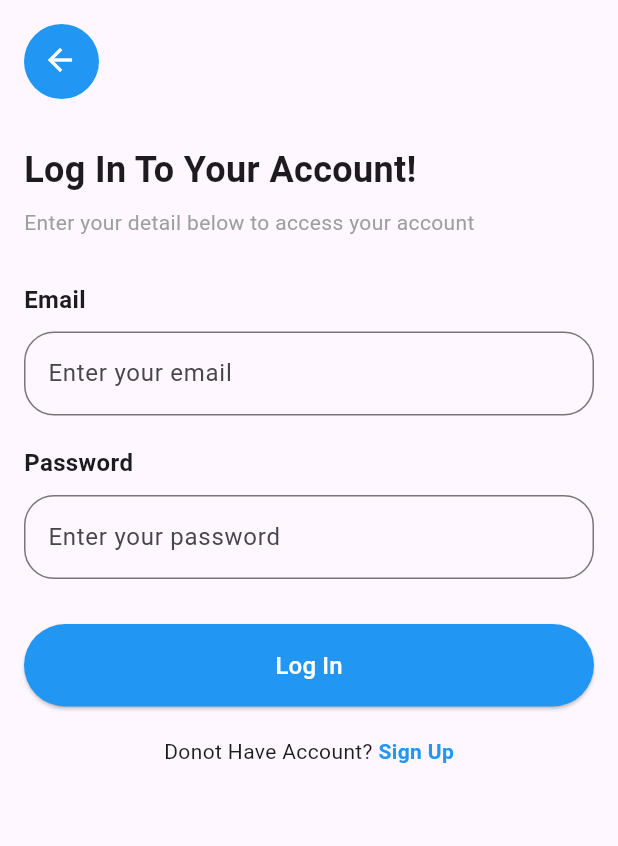
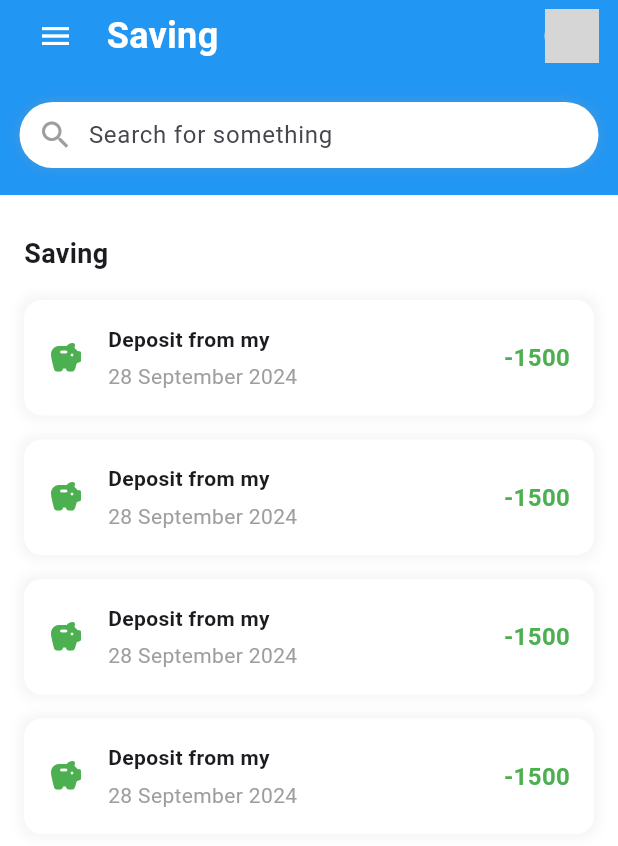
Before and after one commit to musharrafhamraz/Wajid-Project-Frontend, a Flutter app: the screen it shows after launch, on a phone screen of 412 x 824 dp. Shown: the top 846 px of the screen. Run offline on Flutter 3.47's test engine with Material 3 defaults, Android fonts, the light colour scheme and no system bars; grey boxes are pictures that could not be loaded.

Commit message:
saving, expense and income pages added.

```diff
--- a/lib/main.dart
+++ b/lib/main.dart
@@ -1,4 +1,7 @@
 import 'package:flutter/material.dart';
+import 'package:wajid_project/screens/expenses_page.dart';
+import 'package:wajid_project/screens/income_page.dart';
+import 'package:wajid_project/screens/saving_screen.dart';
 import 'package:wajid_project/screens/splash_screen.dart';
 
 void main() {
@@ -12,7 +15,7 @@
   @override
   Widget build(BuildContext context) {
     return const MaterialApp(
-      home: SplashScreen(),
+      home: SavingPage(),
     );
   }
 }
--- /dev/null
+++ b/lib/screens/saving_screen.dart
@@ -0,0 +1,167 @@
+import 'package:flutter/material.dart';
+
+class SavingPage extends StatefulWidget {
+  const SavingPage({super.key});
+
+  @override
+  State<SavingPage> createState() => _SavingPageState();
+}
+
+class _SavingPageState extends State<SavingPage> {
+  @override
+  Widget build(BuildContext context) {
+    return Scaffold(
+      extendBodyBehindAppBar: true,
+      backgroundColor: Colors.white,
+      body: ListView(
+        children: [
+          // Custom Header
+          Container(
+            padding: const EdgeInsets.symmetric(horizontal: 13.0),
+            height: 130,
+            width: double.infinity,
+            color: Colors.blue,
+            child: Column(
+              children: [
+                Row(
+                  children: [
+                    // Menu Icon
+                    IconButton(
+                      icon: const Icon(Icons.menu, color: Colors.white),
+                      onPressed: () {
+                        // Handle menu action
+                      },
+                    ),
+                    const SizedBox(width: 10),
+                    // Title
+                    const Expanded(
+                      child: Text(
+                        "Saving",
+                        style: TextStyle(
+                          fontSize: 24,
+                          fontWeight: FontWeight.bold,
+                          color: Colors.white,
+                        ),
+                      ),
+                    ),
+                    // Profile Image
+                    const CircleAvatar(
+                      backgroundImage: AssetImage('assets/pi.jpg'),
+                      radius: 18,
+                    ),
+                  ],
+                ),
+                const SizedBox(height: 20),
+
+                // Search bar
+                Container(
+                  padding:
+                      const EdgeInsets.symmetric(horizontal: 12, vertical: 10),
+                  decoration: BoxDecoration(
+                    color: Colors.white,
+                    borderRadius: BorderRadius.circular(30),
+                    boxShadow: [
+                      BoxShadow(
+                        color: Colors.grey.withOpacity(0.2),
+                        spreadRadius: 2,
+                        blurRadius: 5,
+                      ),
+                    ],
+                  ),
+                  child: const Row(
+                    children: [
+                      Icon(Icons.search, color: Colors.grey),
+                      SizedBox(width: 10),
+                      Expanded(
+                        child: TextField(
+                          decoration: InputDecoration.collapsed(
+                              hintText: "Search for something"),
+                        ),
+                      ),
+                    ],
+                  ),
+                ),
+              ],
+            ),
+          ),
+          const SizedBox(height: 10),
+          Padding(
+            padding: EdgeInsets.all(16.0),
+            child: Column(
+              crossAxisAlignment: CrossAxisAlignment.start,
+              children: [
+                const Text(
+                  "Saving",
+                  style: TextStyle(
+                    fontSize: 18,
+                    fontWeight: FontWeight.bold,
+                  ),
+                ),
+                const SizedBox(height: 10),
+
+                // Recent transactions list
+                _buildTransactionItem("Deposit from my", "28 September 2024",
+                    "-1500", Colors.green),
+                _buildTransactionItem("Deposit from my", "28 September 2024",
+                    "-1500", Colors.green),
+                _buildTransactionItem("Deposit from my", "28 September 2024",
+                    "-1500", Colors.green),
+                _buildTransactionItem("Deposit from my", "28 September 2024",
+                    "-1500", Colors.green),
+              ],
+            ),
+          ),
+        ],
+      ),
+    );
+  }
+
+  Widget _buildTransactionItem(
+      String description, String date, String amount, Color amountColor) {
+    return Container(
+      margin: const EdgeInsets.symmetric(vertical: 8),
+      padding: const EdgeInsets.all(16),
+      decoration: BoxDecoration(
+        color: Colors.white,
+        borderRadius: BorderRadius.circular(12),
+        boxShadow: [
+          BoxShadow(
+            color: Colors.grey.withOpacity(0.1),
+            blurRadius: 6,
+            spreadRadius: 3,
+          ),
+        ],
+      ),
+      child: Row(
+        children: [
+          const Icon(Icons.savings_rounded, color: Colors.green),
+          const SizedBox(width: 16),
+          Expanded(
+            child: Column(
+              crossAxisAlignment: CrossAxisAlignment.start,
+              children: [
+                Text(
+                  description,
+                  style: const TextStyle(fontWeight: FontWeight.bold),
+                ),
+                const SizedBox(height: 5),
+                Text(
+                  date,
+                  style: const TextStyle(color: Colors.grey),
+                ),
+              ],
+            ),
+          ),
+          Text(
+            amount,
+            style: TextStyle(
+              color: amountColor,
+              fontWeight: FontWeight.bold,
+              fontSize: 16,
+            ),
+          ),
+        ],
+      ),
+    );
+  }
+}
```
Also changed, not shown: lib/screens/expenses_page.dart (added, +183 -0 lines), lib/screens/income_page.dart (added, +183 -0 lines), lib/screens/profile_screen.dart (added).
